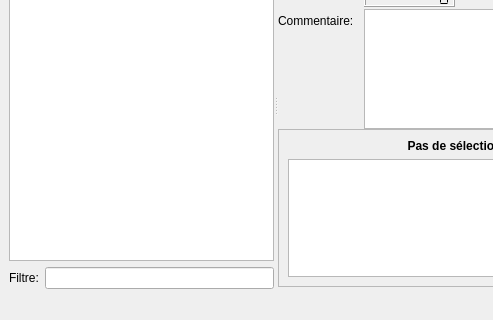
The window that src/pbregisteractivity/ui/ui_mainwindow.ui (ppoilbarbe/PBRegisterActivity) describes before a commit, drawn with Qt 5; both pictures show x 0 to 493 and y 136 to 456 of the 640 by 456 pixel window.
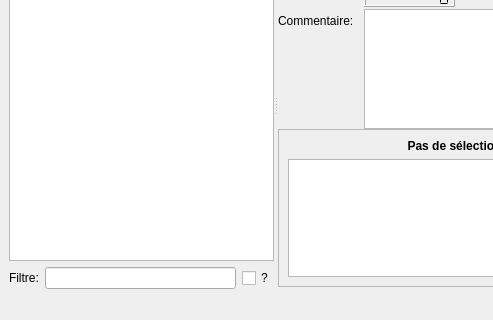
The same window after the commit. Icons and pictures are not drawn.

Commit message: Affichage de la durée journalière dnas le texte d'icône. Filtrage sur nom et/ou commentaire. Sauvegarde du type de filtre

What changed in the file:
```diff
--- a/src/pbregisteractivity/ui/ui_mainwindow.ui
+++ b/src/pbregisteractivity/ui/ui_mainwindow.ui
@@ -73,6 +73,19 @@
             </property>
            </widget>
           </item>
+          <item>
+           <widget class="QCheckBox" name="cbFilterType">
+            <property name="toolTip">
+             <string>&lt;html&gt;&lt;head/&gt;&lt;body&gt;&lt;p&gt;Type de filtre:&lt;/p&gt;&lt;ul style=&quot;margin-top: 0px; margin-bottom: 0px; margin-left: 0px; margin-right: 0px; -qt-list-indent: 1;&quot;&gt;&lt;li style=&quot; margin-top:12px; margin-bottom:0px; margin-left:0px; margin-right:0px; -qt-block-indent:0; text-indent:0px;&quot;&gt;&lt;span style=&quot; font-weight:600;&quot;&gt;N&lt;/span&gt;: sur le nom&lt;/li&gt;&lt;li style=&quot; margin-top:0px; margin-bottom:0px; margin-left:0px; margin-right:0px; -qt-block-indent:0; text-indent:0px;&quot;&gt;&lt;span style=&quot; font-weight:600;&quot;&gt;C&lt;/span&gt;: sur le commentaire&lt;/li&gt;&lt;li style=&quot; margin-top:0px; margin-bottom:12px; margin-left:0px; margin-right:0px; -qt-block-indent:0; text-indent:0px;&quot;&gt;&lt;span style=&quot; font-weight:600;&quot;&gt;2&lt;/span&gt;: sur les deux&lt;/li&gt;&lt;/ul&gt;&lt;/body&gt;&lt;/html&gt;</string>
+            </property>
+            <property name="text">
+             <string>?</string>
+            </property>
+            <property name="tristate">
+             <bool>true</bool>
+            </property>
+           </widget>
+          </item>
          </layout>
         </item>
        </layout>
```
The commit also changes 4 other files.
